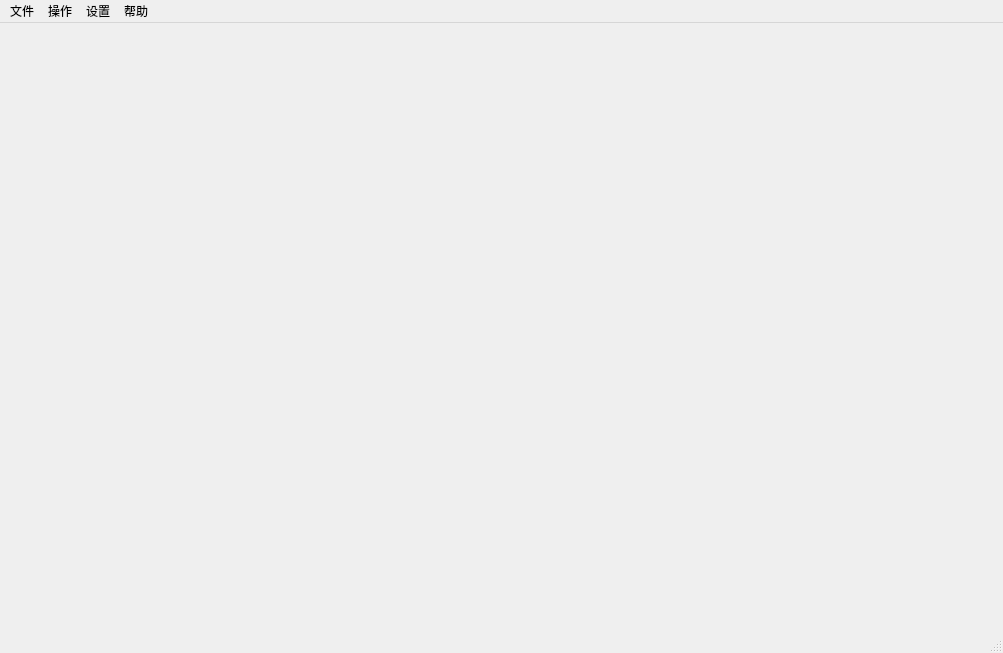
Old version of the form wdebug.ui in the repository byron90/webdebug.
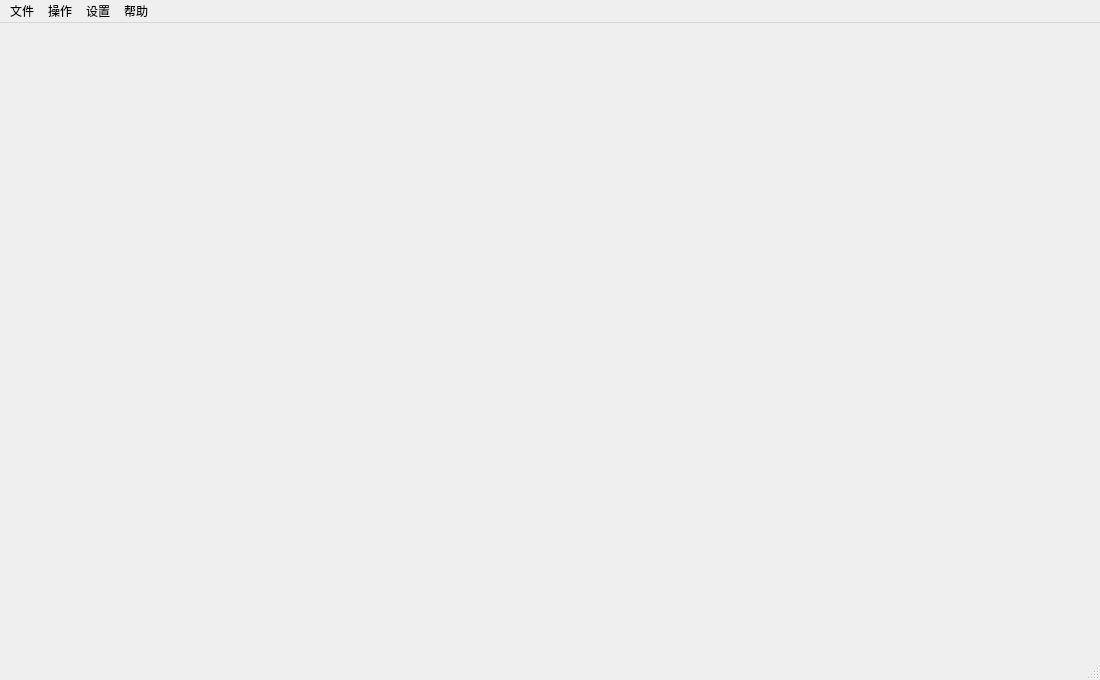
New version of the form.

Diff of the .ui file:
```diff
--- a/wdebug.ui
+++ b/wdebug.ui
@@ -6,8 +6,8 @@
    <rect>
     <x>0</x>
     <y>0</y>
-    <width>1003</width>
-    <height>653</height>
+    <width>1100</width>
+    <height>680</height>
    </rect>
   </property>
   <property name="windowTitle">
@@ -31,8 +31,8 @@
     <rect>
      <x>0</x>
      <y>0</y>
-     <width>1003</width>
-     <height>21</height>
+     <width>1100</width>
+     <height>29</height>
     </rect>
    </property>
    <widget class="QMenu" name="menu">
```
Left out of the diff: 17 changed lines with no effect on the pictures.
